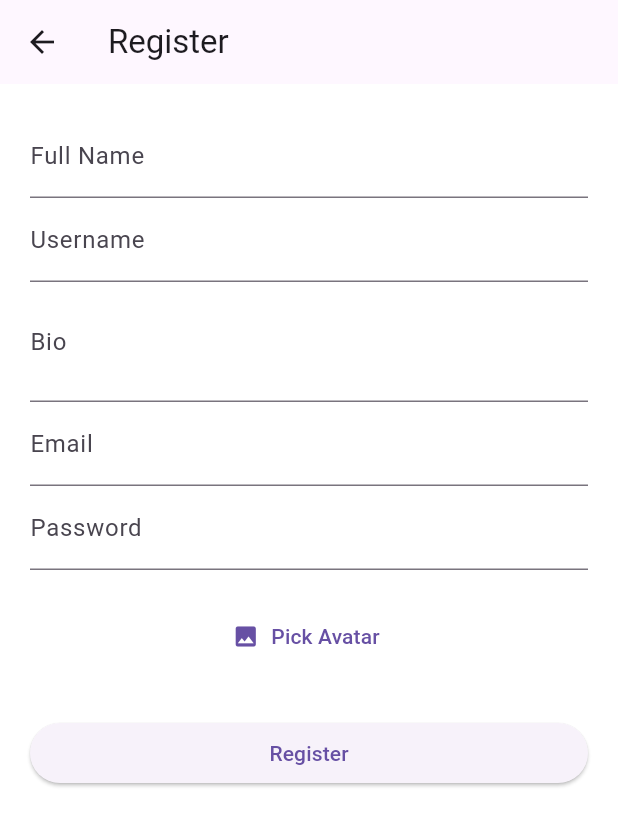
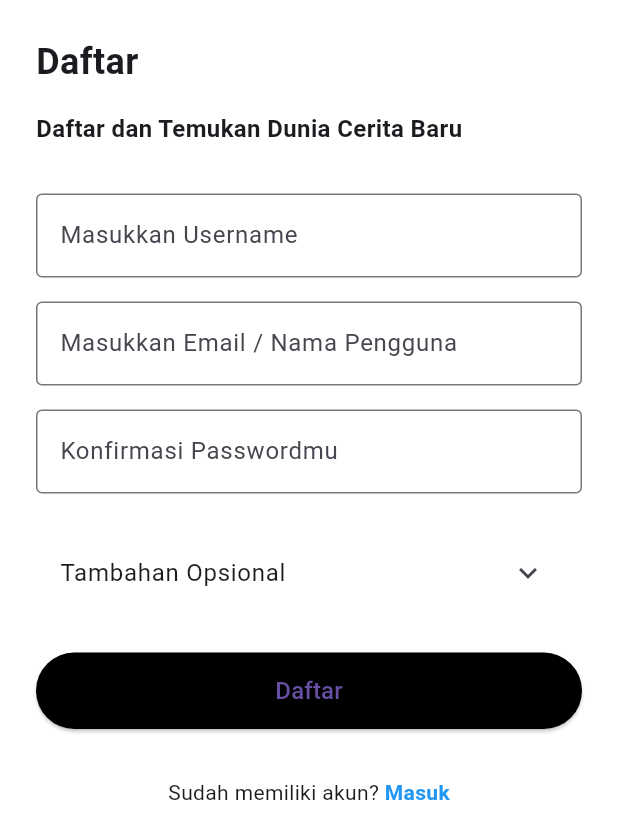
Before and after one commit to Aprilrianto/lexicon, a Flutter app: the RegisterScreen screen opened by its route, on a phone screen of 412 x 824 dp. Shown: the top 839 px of the screen. Run offline on Flutter 3.47's test engine with Material 3 defaults, Android fonts, the light colour scheme and no system bars; our stand-ins replace image_picker, supabase_flutter; accounts and stored records are empty.

Commit message:
memgembangkan register

```diff
--- a/lib/screens/register_screen.dart
+++ b/lib/screens/register_screen.dart
@@ -52,64 +52,130 @@ class _RegisterScreenState extends State<RegisterScreen> {
 
         Navigator.pushReplacementNamed(context, '/home');
       } else {
-        ScaffoldMessenger.of(context).showSnackBar(
-          const SnackBar(content: Text('Registrasi gagal.')),
-        );
+        ScaffoldMessenger.of(
+          context,
+        ).showSnackBar(const SnackBar(content: Text('Registrasi gagal.')));
       }
     } catch (e) {
-      ScaffoldMessenger.of(context).showSnackBar(
-        SnackBar(content: Text('Error: ${e.toString()}')),
-      );
+      ScaffoldMessenger.of(
+        context,
+      ).showSnackBar(SnackBar(content: Text('Error: ${e.toString()}')));
     }
   }
 
   @override
   Widget build(BuildContext context) {
     return Scaffold(
-      appBar: AppBar(title: const Text("Register")),
-      body: Padding(
-        padding: const EdgeInsets.all(20),
+      backgroundColor: Colors.white,
+      body: SafeArea(
+        child: Padding(
+          padding: const EdgeInsets.all(24.0),
           child: ListView(
             children: [
-            TextField(
-              controller: _nameController,
-              decoration: const InputDecoration(labelText: 'Full Name'),
+              const Text(
+                "Daftar",
+                style: TextStyle(fontSize: 24, fontWeight: FontWeight.bold),
               ),
+              const SizedBox(height: 16),
+              const Text(
+                "Daftar dan Temukan Dunia Cerita Baru",
+                style: TextStyle(fontSize: 16, fontWeight: FontWeight.w600),
+              ),
+              const SizedBox(height: 32),
               TextField(
                 controller: _usernameController,
-              decoration: const InputDecoration(labelText: 'Username'),
+                decoration: const InputDecoration(
+                  labelText: 'Masukkan Username',
+                  border: OutlineInputBorder(),
                 ),
-            TextField(
-              controller: _bioController,
-              decoration: const InputDecoration(labelText: 'Bio'),
-              maxLines: 2,
               ),
+              const SizedBox(height: 16),
               TextField(
                 controller: _emailController,
-              decoration: const InputDecoration(labelText: 'Email'),
+                decoration: const InputDecoration(
+                  labelText: 'Masukkan Email / Nama Pengguna',
+                  border: OutlineInputBorder(),
                 ),
+              ),
+              const SizedBox(height: 16),
               TextField(
                 controller: _passwordController,
                 obscureText: true,
-              decoration: const InputDecoration(labelText: 'Password'),
+                decoration: const InputDecoration(
+                  labelText: 'Konfirmasi Passwordmu',
+                  border: OutlineInputBorder(),
                 ),
-            const SizedBox(height: 20),
+              ),
+              const SizedBox(height: 24),
+              // Opsional tambahan: nama, bio, avatar
+              ExpansionTile(
+                title: const Text("Tambahan Opsional"),
+                children: [
+                  const SizedBox(height: 12),
+                  TextField(
+                    controller: _nameController,
+                    decoration: const InputDecoration(
+                      labelText: 'Nama Lengkap',
+                      border: OutlineInputBorder(),
+                    ),
+                  ),
+                  const SizedBox(height: 12),
+                  TextField(
+                    controller: _bioController,
+                    decoration: const InputDecoration(
+                      labelText: 'Bio',
+                      border: OutlineInputBorder(),
+                    ),
+                    maxLines: 2,
+                  ),
+                  const SizedBox(height: 12),
                   TextButton.icon(
                     onPressed: _pickImage,
                     icon: const Icon(Icons.image),
-              label: const Text('Pick Avatar'),
+                    label: const Text('Pilih Avatar'),
                   ),
-            const SizedBox(height: 10),
                   if (_avatar != null)
+                    Padding(
+                      padding: const EdgeInsets.symmetric(vertical: 8.0),
+                      child:
                           kIsWeb
                               ? Image.network(_avatar!.path, height: 100)
                               : Image.file(File(_avatar!.path), height: 100),
-            const SizedBox(height: 20),
-            ElevatedButton(
-              onPressed: _register,
-              child: const Text('Register'),
                     ),
                 ],
+              ),
+              const SizedBox(height: 24),
+              SizedBox(
+                width: double.infinity,
+                child: ElevatedButton(
+                  onPressed: _register,
+                  style: ElevatedButton.styleFrom(
+                    backgroundColor: Colors.black,
+                    padding: const EdgeInsets.symmetric(vertical: 14),
+                  ),
+                  child: const Text("Daftar", style: TextStyle(fontSize: 16)),
+                ),
+              ),
+              const SizedBox(height: 32),
+              Row(
+                mainAxisAlignment: MainAxisAlignment.center,
+                children: [
+                  const Text("Sudah memiliki akun? "),
+                  GestureDetector(
+                    onTap:
+                        () => Navigator.pushReplacementNamed(context, '/login'),
+                    child: const Text(
+                      "Masuk",
+                      style: TextStyle(
+                        color: Colors.blue,
+                        fontWeight: FontWeight.bold,
+                      ),
+                    ),
+                  ),
+                ],
+              ),
+            ],
+          ),
         ),
       ),
     );
```
Lines whose indentation alone changed are shown as unchanged.
